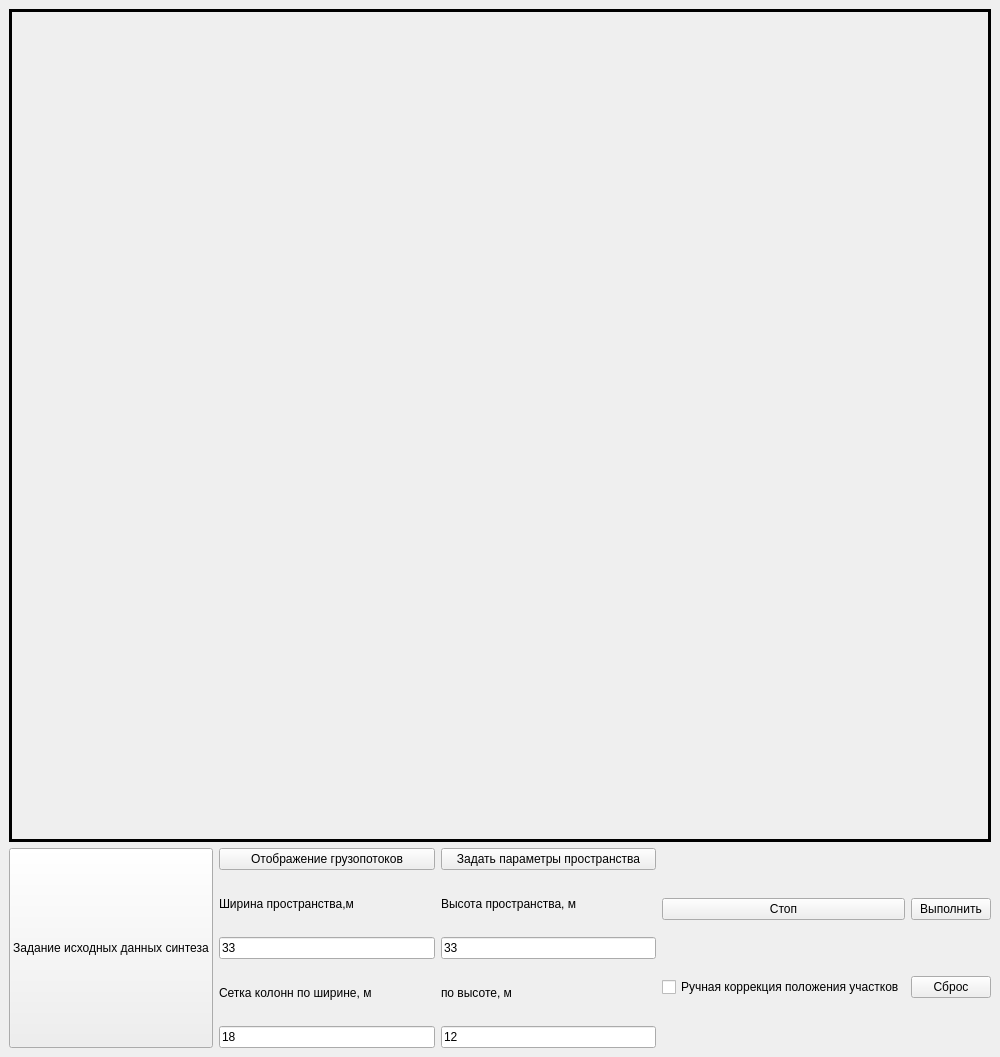
Before: the Qt Designer form UI_Form.ui in tarousinsk1997/Genetic_Layout, drawn with Qt 5.
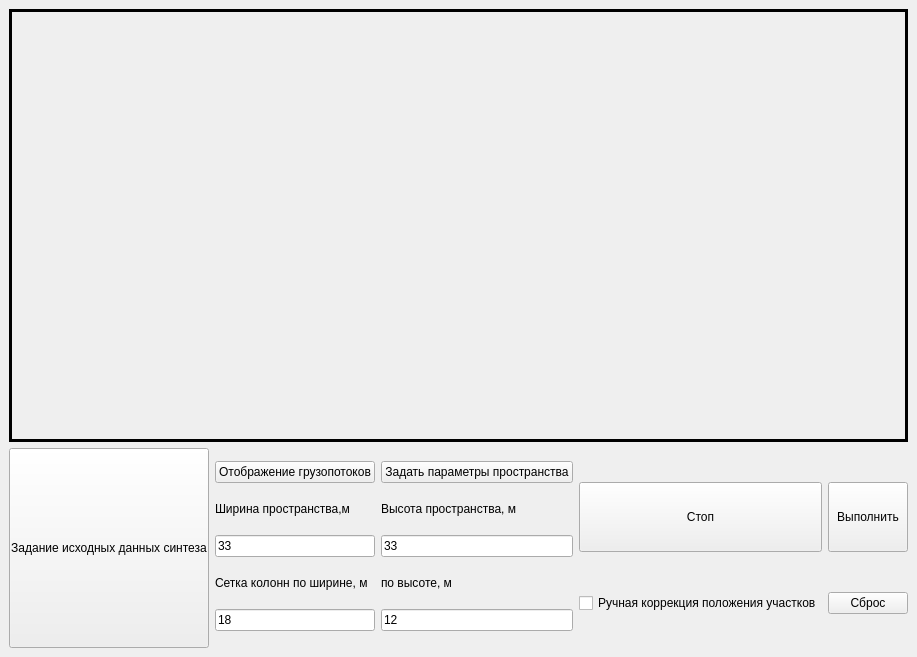
After: the same form once the commit is applied.

The edit to the form file:
```diff
--- a/UI_Form.ui
+++ b/UI_Form.ui
@@ -6,8 +6,8 @@
    <rect>
     <x>0</x>
     <y>0</y>
-    <width>1000</width>
-    <height>1057</height>
+    <width>878</width>
+    <height>657</height>
    </rect>
   </property>
   <property name="windowTitle">
@@ -32,15 +32,15 @@
       <item>
        <widget class="QWidget" name="widget" native="true">
         <property name="sizePolicy">
-         <sizepolicy hsizetype="Minimum" vsizetype="Expanding">
+         <sizepolicy hsizetype="MinimumExpanding" vsizetype="MinimumExpanding">
           <horstretch>0</horstretch>
           <verstretch>0</verstretch>
          </sizepolicy>
         </property>
         <property name="minimumSize">
          <size>
-          <width>800</width>
-          <height>800</height>
+          <width>400</width>
+          <height>400</height>
          </size>
         </property>
         <property name="styleSheet">
@@ -57,7 +57,7 @@
         <item>
          <widget class="QPushButton" name="InputData">
           <property name="sizePolicy">
-           <sizepolicy hsizetype="Preferred" vsizetype="Maximum">
+           <sizepolicy hsizetype="Preferred" vsizetype="Preferred">
             <horstretch>0</horstretch>
             <verstretch>0</verstretch>
            </sizepolicy>
@@ -93,6 +93,12 @@
           </item>
           <item row="3" column="0">
            <widget class="QLineEdit" name="fcl_width_input">
+            <property name="sizePolicy">
+             <sizepolicy hsizetype="Preferred" vsizetype="Fixed">
+              <horstretch>0</horstretch>
+              <verstretch>0</verstretch>
+             </sizepolicy>
+            </property>
             <property name="text">
              <string>33</string>
             </property>
@@ -100,6 +106,12 @@
           </item>
           <item row="5" column="0">
            <widget class="QLineEdit" name="GridW_input">
+            <property name="sizePolicy">
+             <sizepolicy hsizetype="Preferred" vsizetype="Fixed">
+              <horstretch>0</horstretch>
+              <verstretch>0</verstretch>
+             </sizepolicy>
+            </property>
             <property name="text">
              <string>18</string>
             </property>
@@ -117,6 +129,12 @@
           </item>
           <item row="4" column="0">
            <widget class="QLabel" name="GridW_label">
+            <property name="sizePolicy">
+             <sizepolicy hsizetype="Preferred" vsizetype="Maximum">
+              <horstretch>0</horstretch>
+              <verstretch>0</verstretch>
+             </sizepolicy>
+            </property>
             <property name="text">
              <string>Сетка колонн по ширине, м</string>
             </property>
@@ -131,6 +149,12 @@
           </item>
           <item row="0" column="1">
            <widget class="QPushButton" name="SetSizes">
+            <property name="sizePolicy">
+             <sizepolicy hsizetype="Preferred" vsizetype="Preferred">
+              <horstretch>0</horstretch>
+              <verstretch>0</verstretch>
+             </sizepolicy>
+            </property>
             <property name="text">
              <string>Задать параметры пространства</string>
             </property>
@@ -138,6 +162,12 @@
           </item>
           <item row="3" column="1">
            <widget class="QLineEdit" name="fcl_height_input">
+            <property name="sizePolicy">
+             <sizepolicy hsizetype="Preferred" vsizetype="Fixed">
+              <horstretch>0</horstretch>
+              <verstretch>0</verstretch>
+             </sizepolicy>
+            </property>
             <property name="text">
              <string>33</string>
             </property>
@@ -145,6 +175,12 @@
           </item>
           <item row="5" column="1">
            <widget class="QLineEdit" name="GridH_input">
+            <property name="sizePolicy">
+             <sizepolicy hsizetype="Preferred" vsizetype="Fixed">
+              <horstretch>0</horstretch>
+              <verstretch>0</verstretch>
+             </sizepolicy>
+            </property>
             <property name="text">
              <string>12</string>
             </property>
@@ -152,6 +188,12 @@
           </item>
           <item row="1" column="1">
            <widget class="QLabel" name="fcl_heeight_label">
+            <property name="sizePolicy">
+             <sizepolicy hsizetype="Preferred" vsizetype="Maximum">
+              <horstretch>0</horstretch>
+              <verstretch>0</verstretch>
+             </sizepolicy>
+            </property>
             <property name="text">
              <string>Высота пространства, м</string>
             </property>
@@ -169,6 +211,18 @@
             <property name="enabled">
              <bool>true</bool>
             </property>
+            <property name="sizePolicy">
+             <sizepolicy hsizetype="Preferred" vsizetype="Maximum">
+              <horstretch>0</horstretch>
+              <verstretch>0</verstretch>
+             </sizepolicy>
+            </property>
+            <property name="maximumSize">
+             <size>
+              <width>16777215</width>
+              <height>70</height>
+             </size>
+            </property>
             <property name="text">
              <string>Стоп</string>
             </property>
@@ -183,6 +237,12 @@
           </item>
           <item row="1" column="1">
            <widget class="QPushButton" name="ResetBtn">
+            <property name="sizePolicy">
+             <sizepolicy hsizetype="Preferred" vsizetype="Preferred">
+              <horstretch>0</horstretch>
+              <verstretch>0</verstretch>
+             </sizepolicy>
+            </property>
             <property name="text">
              <string>Сброс</string>
             </property>
@@ -190,6 +250,12 @@
           </item>
           <item row="0" column="1">
            <widget class="QPushButton" name="Execution_GA">
+            <property name="sizePolicy">
+             <sizepolicy hsizetype="Preferred" vsizetype="Preferred">
+              <horstretch>0</horstretch>
+              <verstretch>0</verstretch>
+             </sizepolicy>
+            </property>
             <property name="text">
              <string>Выполнить</string>
             </property>
```
Left out of the diff: 2 changed lines with no effect on the pictures.
